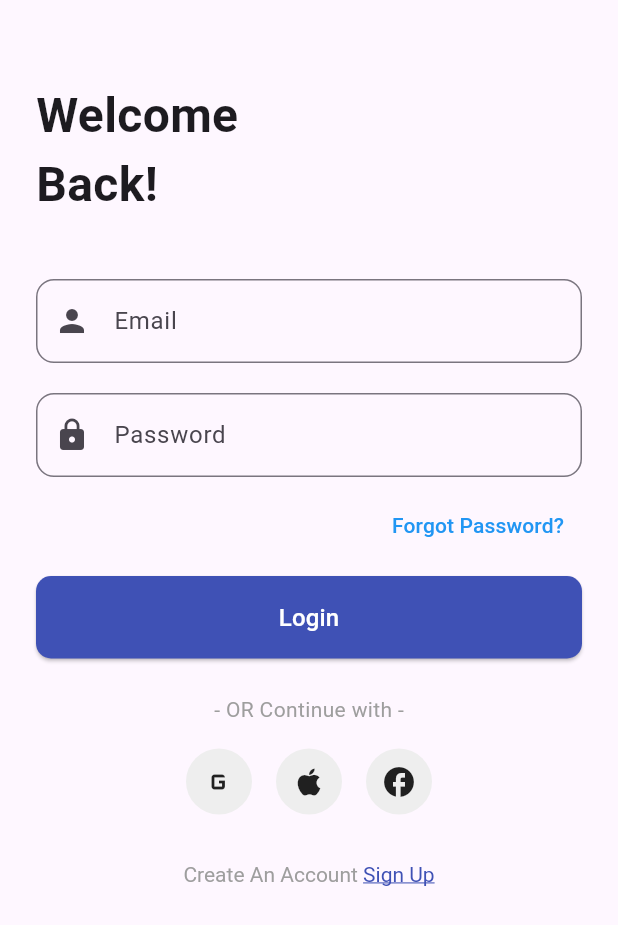
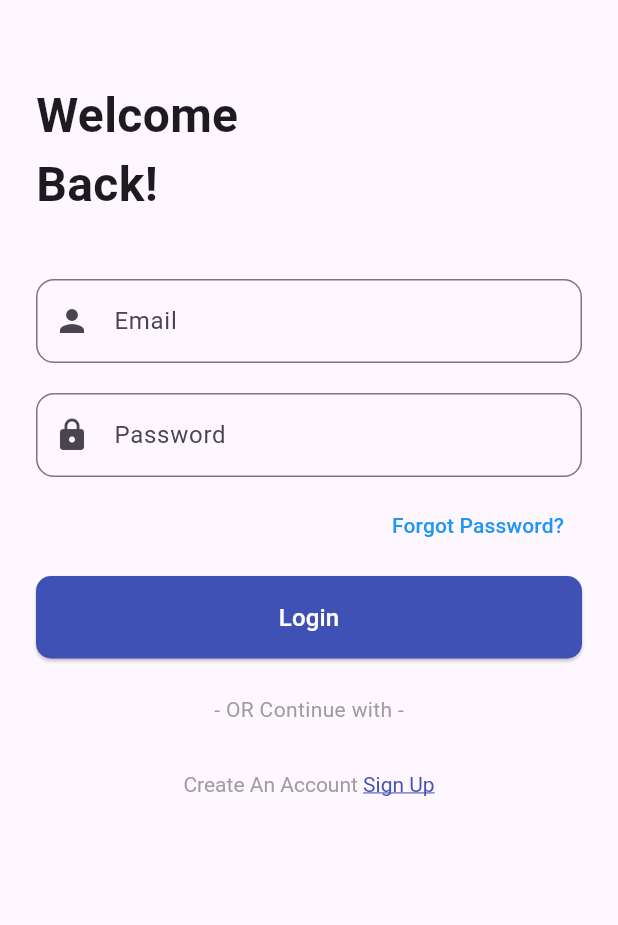
Before and after one commit to AnandaFajar26/fiisaliamart, a Flutter app: the LoginScreen screen opened directly, on a phone screen of 412 x 824 dp. Shown: the top 925 px of the screen. Run offline on Flutter 3.47's test engine with Material 3 defaults, Android fonts, the phone set to English and light mode, and no system bars; our stand-ins replace get, image_picker, supabase_flutter; accounts and stored records are empty.

Commit message:
perbaiki tampilan login screen

```diff
--- a/lib/halamanlogin/user_login.dart
+++ b/lib/halamanlogin/user_login.dart
@@ -145,32 +145,6 @@ class _LoginScreenState extends State<LoginScreen> {
                     style: TextStyle(color: Colors.grey),
                   ),
                 ),
-                const SizedBox(height: 16),
-                Row(
-                  mainAxisAlignment: MainAxisAlignment.center,
-                  children: [
-                    CircleAvatar(
-                      radius: 22,
-                      backgroundColor: Colors.grey.shade200,
-                      child: const Icon(
-                        Icons.g_mobiledata,
-                        color: Colors.black87,
-                      ),
-                    ),
-                    const SizedBox(width: 16),
-                    CircleAvatar(
-                      radius: 22,
-                      backgroundColor: Colors.grey.shade200,
-                      child: const Icon(Icons.apple, color: Colors.black87),
-                    ),
-                    const SizedBox(width: 16),
-                    CircleAvatar(
-                      radius: 22,
-                      backgroundColor: Colors.grey.shade200,
-                      child: const Icon(Icons.facebook, color: Colors.black87),
-                    ),
-                  ],
-                ),
                 const SizedBox(height: 32),
                 Center(
                   child: GestureDetector(
```
